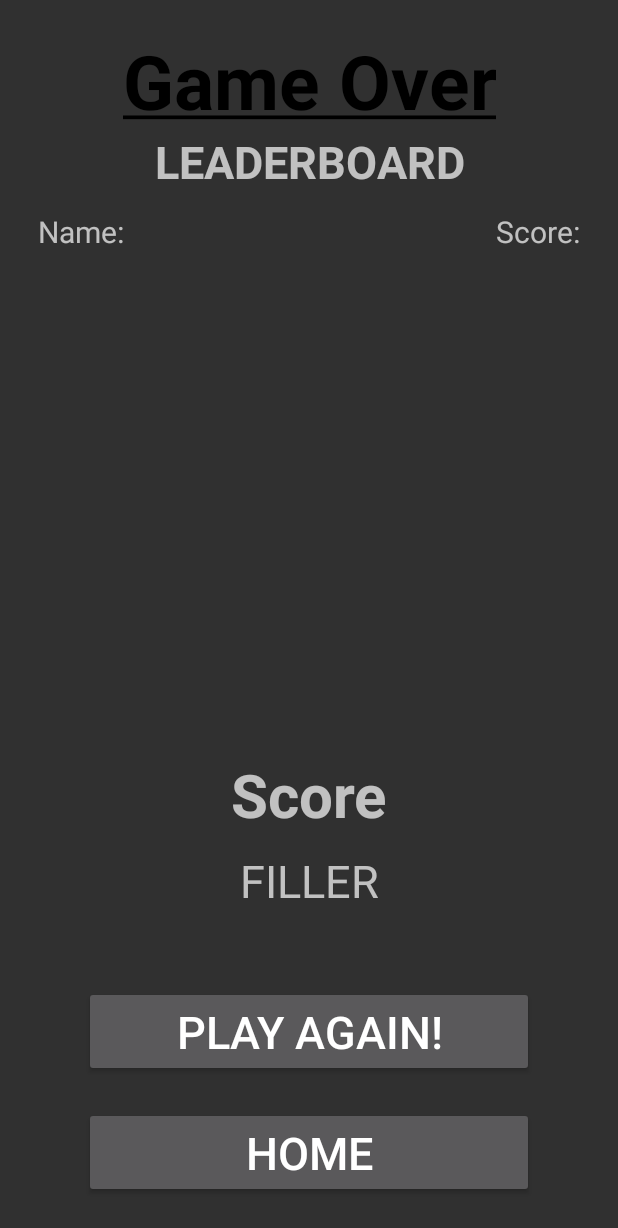
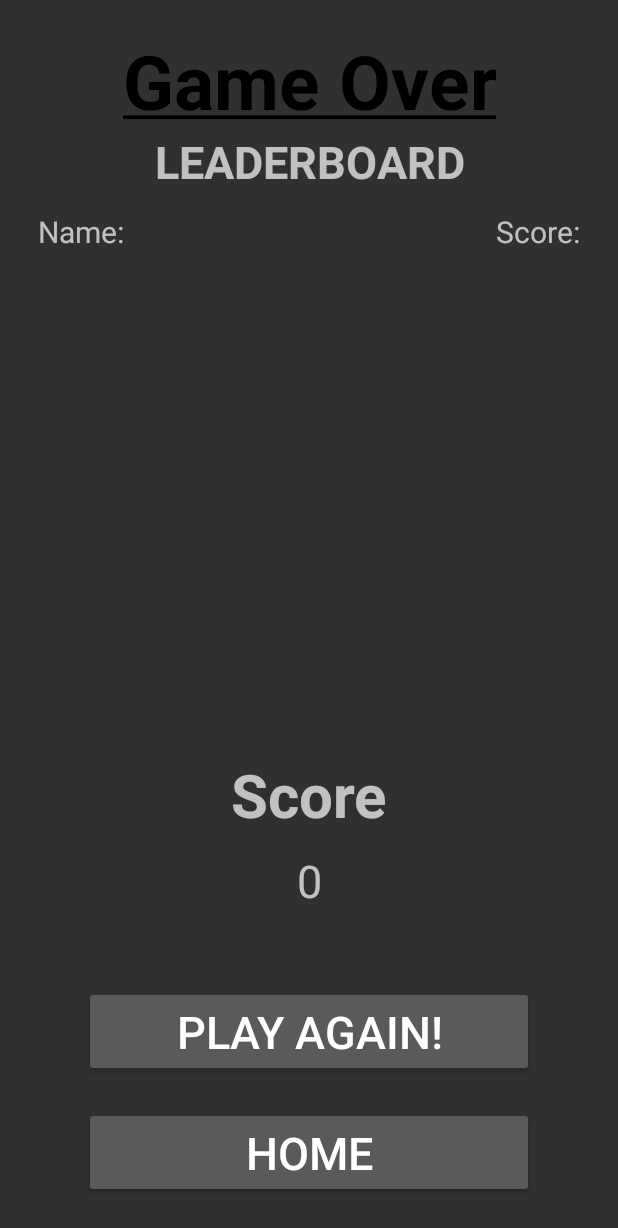
Before and after one commit to CBUmikes930/Sanitizor, an Android app: the GameOver screen opened directly, with no data from a screen before it, on a phone screen of 412 x 824 dp. Shown: the top 1228 px of the screen. Run offline under Robolectric (Android 15) with nearby library versions, the phone set to English and light mode, and no system bars; our stand-ins replace Firebase (no records; nobody signed in at launch, a user with empty details on screens opened directly); Roboto replaces fonts that are not available here.

Commit message:
Milestone 2 Completed

```diff
--- a/app/src/main/java/com/egr423/sanitizor/Enemy.java
+++ b/app/src/main/java/com/egr423/sanitizor/Enemy.java
@@ -9,8 +9,6 @@ import android.graphics.drawable.Drawable;
 import android.util.Log;
 
 import androidx.core.content.res.ResourcesCompat;
-
-// THIS IS A TEST COMMIT TO JESSE's CONTRIBUTION
 
 /**
  * Created by Jesse Breslin on 10/9/2020
@@ -68,9 +66,9 @@ public class Enemy extends Character {
         } else {
             Log.d("Enemy Error", "Could not load mEnemyImage from resource: R.drawable.enemy_" + color);
         }
-        SPEED = .5;
+        SPEED = .2;
         hitPoints = 2;
-        shotCoolDown = 500;
+        shotCoolDown = 5000;
         lastFired = 0;
 
         gridPos = new Rect(bounds);
--- a/app/src/main/java/com/egr423/sanitizor/GameOver.java
+++ b/app/src/main/java/com/egr423/sanitizor/GameOver.java
@@ -10,6 +10,7 @@ import android.os.Bundle;
 import android.text.SpannableString;
 import android.text.style.UnderlineSpan;
 import android.view.View;
+import android.widget.ProgressBar;
 import android.widget.TextView;
 
 public class GameOver extends AppCompatActivity {
@@ -25,17 +26,25 @@ public class GameOver extends AppCompatActivity {
         RecyclerView recyclerView = findViewById(R.id.gOrecycler_view);
         recyclerView.setLayoutManager(new LinearLayoutManager(this));
 
+        //Add seperator between records
         DividerItemDecoration divider = new DividerItemDecoration(recyclerView.getContext(),
                 DividerItemDecoration.VERTICAL);
         recyclerView.addItemDecoration(divider);
 
+        //Get the score from the intent
+        Intent gameOverIntent = getIntent();
+        int score = gameOverIntent.getIntExtra("com.egr423.sanitizor.score", 0);
         TextView userScore = findViewById(R.id.score);
+        userScore.setText(Integer.toString(score));
 
+        ProgressBar progressBar = findViewById(R.id.progressBar1);
+        //Add the score into the database
         LeaderboardManager leaderboardManager = new LeaderboardManager();
-        leaderboardManager.populateLeaderboard(this, recyclerView);
+        leaderboardManager.addNewScore(this, "DDJ", score);
+        //Load the recycler view
+        leaderboardManager.populateLeaderboard(this, recyclerView, progressBar);
 
-
-
+        //Load header info
         TextView textView = findViewById(R.id.GameOverTitle) ;
         SpannableString content = new SpannableString( "Game Over" ) ;
         content.setSpan( new UnderlineSpan() , 0 , content.length() , 0 ) ;
--- a/app/src/main/java/com/egr423/sanitizor/LeaderboardManager.java
+++ b/app/src/main/java/com/egr423/sanitizor/LeaderboardManager.java
@@ -1,9 +1,12 @@
 package com.egr423.sanitizor;
 
 import android.content.Context;
+import android.content.SharedPreferences;
 import android.util.Log;
 import android.view.LayoutInflater;
+import android.view.View;
 import android.view.ViewGroup;
+import android.widget.ProgressBar;
 import android.widget.TextView;
 
 import androidx.annotation.NonNull;
@@ -22,6 +25,8 @@ import java.util.ArrayList;
 import java.util.HashMap;
 import java.util.List;
 import java.util.Map;
+import java.util.Random;
+import java.util.UUID;
 
 /**
  * Created by Micah Steinbock on October 21, 2020
@@ -35,8 +40,9 @@ public class LeaderboardManager {
      * The overall method that gets the data from the firestore database and populates the RecyclerView
      * @param context - The context of the app that is calling this method
      * @param rView - The recyclerview to set the content to
+     * @param progressBar - The progress bar spinner to hide when the data is generated
      */
-    public void populateLeaderboard(Context context, RecyclerView rView) {
+    public void populateLeaderboard(Context context, RecyclerView rView, ProgressBar progressBar) {
         FirebaseFirestore db = FirebaseFirestore.getInstance();
 
         //Find the scores in descending order
@@ -52,6 +58,8 @@ public class LeaderboardManager {
                         ScoreAdapter adapter = new ScoreAdapter(results, context);
                         //Set the recycler view
                         rView.setAdapter(adapter);
+                        //Hide progress bar
+                        progressBar.setVisibility(View.INVISIBLE);
                     } else {
                         Log.d(TAG,
                                 "Could not load documents from populateLeaderboard(): "
@@ -62,15 +70,27 @@ public class LeaderboardManager {
 
     /**
      * Method to get the current user's high score (displayed in the leaderboard activity
+     * @param context - The activity context that this is getting called from
      * @param textView - The textview to set to the high score
-     * @param user - The name of the current user to search for
      */
-    public void getUserHighScore(TextView textView, String user) {
+    public void getUserHighScore(Context context, TextView textView) {
         FirebaseFirestore db = FirebaseFirestore.getInstance();
 
-        //Find the scores for user
+        //Get instance id (UUID)
+        SharedPreferences sharedPreferences = context.getSharedPreferences(
+                "PREF_UNIQUE_ID", Context.MODE_PRIVATE);
+        String uniqueID = sharedPreferences.getString("PREF_UNIQUE_ID", null);
+        //If it doesn't exist, create it
+        if (uniqueID == null) {
+            uniqueID = UUID.randomUUID().toString();
+            SharedPreferences.Editor editor = sharedPreferences.edit();
+            editor.putString("PREF_UNIQUE_ID", uniqueID);
+            editor.apply();
+        }
+
+        //Find the scores for instance id
         db.collection("scores")
-                .whereEqualTo("name", user)
+                .whereEqualTo("instance", uniqueID)
                 .orderBy("score", Query.Direction.DESCENDING)
                 .get()
                 .addOnCompleteListener(new OnCompleteListener<QuerySnapshot>() {
@@ -81,8 +101,12 @@ public class LeaderboardManager {
                             //Process the results into List<Map> format
                             try {
                                 List<Map<String, Object>> results = processData(task.getResult());
-                                //Sset the TextView
-                                textView.setText(results.get(0).get("score").toString());
+                                //Set the TextView
+                                if (results.size() > 0) {
+                                    textView.setText(results.get(0).get("score").toString());
+                                } else {
+                                    textView.setText(Integer.toString(0));
+                                }
                             } catch (Exception e) {
                                 Log.d(TAG, "Error accessing returned data");
                             }
@@ -95,13 +119,35 @@ public class LeaderboardManager {
                 });
     }
 
-    public void addNewScore(String name, Integer number) {
+    /**
+     * Method to add a new score into the database
+     * @param context - the activity that this is getting called from
+     * @param name - the username to display with the score
+     * @param number - the score
+     */
+    public void addNewScore(Context context, String name, Integer number) {
+        //Create data record map
         Map<String, Object> data = new HashMap<>();
-        data.put("name", name);
+        data.put("name", generateRandomString(3));
         data.put("score", number);
+
+        //Get instance id (UUID)
+        SharedPreferences sharedPreferences = context.getSharedPreferences(
+                "PREF_UNIQUE_ID", Context.MODE_PRIVATE);
+        String uniqueID = sharedPreferences.getString("PREF_UNIQUE_ID", null);
+        //If it doesn't exist, create it
+        if (uniqueID == null) {
+            uniqueID = UUID.randomUUID().toString();
+            SharedPreferences.Editor editor = sharedPreferences.edit();
+            editor.putString("PREF_UNIQUE_ID", uniqueID);
+            editor.apply();
+        }
+        //Add instance unique id
+        data.put("instance", uniqueID);
 
         FirebaseFirestore db = FirebaseFirestore.getInstance();
 
+        //Add data map into collection
         db.collection("scores")
                 .add(data)
                 .addOnSuccessListener(new OnSuccessListener<DocumentReference>() {
@@ -133,6 +179,17 @@ public class LeaderboardManager {
             results.add(doc.getData());
         }
         return results;
+    }
+
+    private String generateRandomString(int numChars) {
+        String validChars = "abcdefghijklmnopqrstuvwxyzABCDEFGHIJKLMNOPQRSTUVWXYZ0123456789";
+        Random random = new Random();
+        StringBuilder sb = new StringBuilder();
+        for (int i = 0; i < numChars; i++) {
+            char character = validChars.charAt(random.nextInt(validChars.length()));
+            sb.append(character);
+        }
+        return sb.toString();
     }
 
 
--- a/app/src/main/res/layout/activity_game_over.xml
+++ b/app/src/main/res/layout/activity_game_over.xml
@@ -59,6 +59,18 @@
         app:layout_constraintTop_toBottomOf="@id/gOLeaderBoard"
         app:layout_constraintBottom_toTopOf="@id/score_header"
          />
+
+    <ProgressBar
+        android:id="@+id/progressBar1"
+        android:layout_width="wrap_content"
+        android:layout_height="wrap_content"
+        android:layout_centerHorizontal="true"
+        app:layout_constraintLeft_toLeftOf="@id/gOrecycler_view"
+        app:layout_constraintRight_toRightOf="@id/gOrecycler_view"
+        app:layout_constraintTop_toTopOf="@id/gOrecycler_view"
+        app:layout_constraintBottom_toBottomOf="@id/gOrecycler_view"
+        android:visibility="visible" />
+
     <TextView
         android:id="@+id/score_header"
         android:layout_width="wrap_content"
```
Also changed, not shown: app/src/main/java/com/egr423/sanitizor/LeaderboardActivity.java (+5 -3 lines), app/src/main/java/com/egr423/sanitizor/Projectile.java (+7 -0 lines), app/src/main/java/com/egr423/sanitizor/SanitizorGame.java (+14 -6 lines), app/src/main/res/layout/activity_leaderboard.xml (+12 -0 lines), app/src/main/res/drawable-v24/drop_01.png.
